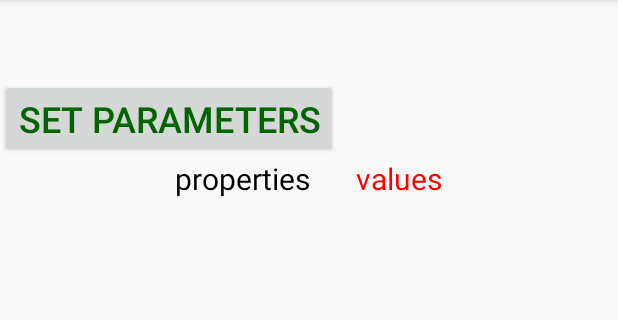
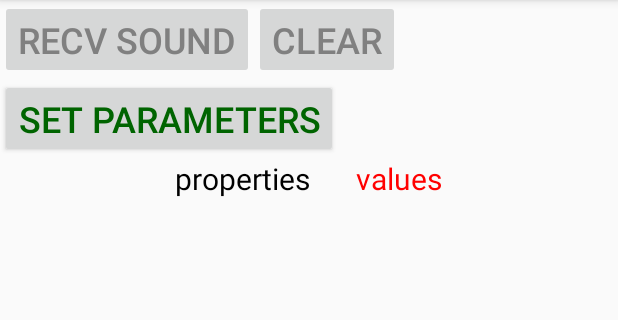
Before and after one commit to caichao/AALTS, an Android app: the screen it shows after launch (MainActivity), on a phone screen of 412 x 824 dp, the part 84-404 px from its top. Run offline under Robolectric (Android 15) with nearby library versions, the light colour scheme and no system bars; our stand-ins replace ButterKnife; libraries missing offline, so code that uses them is left out: org.jtransforms.fft; 7 statements that could not run were skipped.

Commit message:
一些人性化的微调

```diff
--- a/app/src/main/res/layout/activity_main.xml
+++ b/app/src/main/res/layout/activity_main.xml
@@ -23,17 +23,17 @@
             android:id="@+id/recv_sound"
             android:layout_width="wrap_content"
             android:layout_height="wrap_content"
-            android:textColor="@color/red"
+            android:textColor="@color/grey"
             android:textSize="@dimen/text_size"
-            android:visibility="invisible"
+            android:enabled="false"
             android:text="recv sound"
             />
         <Button
             android:layout_width="wrap_content"
             android:layout_height="wrap_content"
             android:textSize="@dimen/text_size"
-            android:textColor="@color/red"
-            android:visibility="invisible"
+            android:textColor="@color/grey"
+            android:enabled="false"
             android:id="@+id/clear"
             android:text="clear"/>
     </LinearLayout>
@@ -81,7 +81,8 @@
         android:id="@+id/text2"
         android:layout_width="wrap_content"
         android:layout_height="wrap_content"
-        android:text="" />
+        android:text=""
+        android:visibility="gone"/>
 
 
 </LinearLayout>
```
Also changed, not shown: app/src/main/java/hust/cc/asynchronousacousticlocalization/activity/MainActivity.java (+24 -4 lines).
